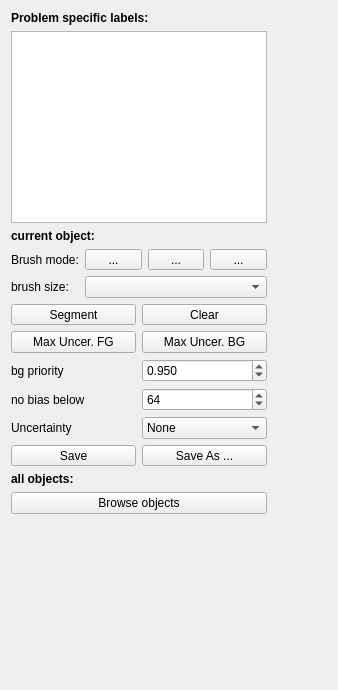
Qt form ilastik/workflows/carving/carvingDrawer.ui (ilastik/ilastik) before a commit.
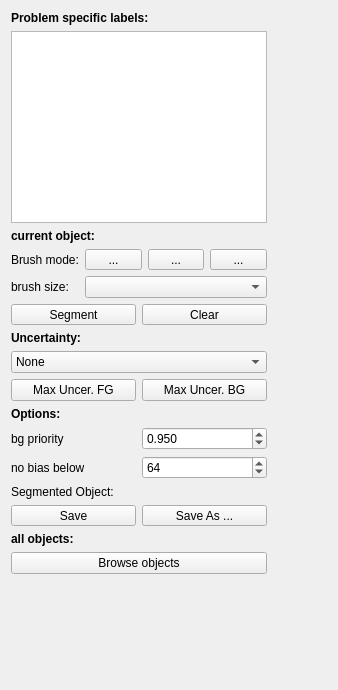
The same form after that commit. Icons and pictures are not drawn. Custom widgets are drawn as their Qt base class.

What changed in the file:
```diff
--- a/ilastik/workflows/carving/carvingDrawer.ui
+++ b/ilastik/workflows/carving/carvingDrawer.ui
@@ -179,6 +179,38 @@
          </item>
         </layout>
        </item>
+       <item>
+        <widget class="QLabel" name="label_9">
+         <property name="font">
+          <font>
+           <weight>75</weight>
+           <bold>true</bold>
+          </font>
+         </property>
+         <property name="text">
+          <string>Uncertainty:</string>
+         </property>
+        </widget>
+       </item>
+       <item>
+        <widget class="QComboBox" name="uncertaintyCombo">
+         <item>
+          <property name="text">
+           <string>None</string>
+          </property>
+         </item>
+         <item>
+          <property name="text">
+           <string>Local Margin</string>
+          </property>
+         </item>
+         <item>
+          <property name="text">
+           <string>Exchange Count</string>
+          </property>
+         </item>
+        </widget>
+       </item>
        <item>
         <layout class="QHBoxLayout" name="horizontalLayout_2">
          <item>
@@ -203,16 +235,29 @@
          </item>
         </layout>
        </item>
+       <item>
+        <widget class="QLabel" name="label_7">
+         <property name="font">
+          <font>
+           <weight>75</weight>
+           <bold>true</bold>
+          </font>
+         </property>
+         <property name="text">
+          <string>Options:</string>
+         </property>
+        </widget>
+       </item>
        <item>
         <layout class="QGridLayout" name="gridLayout_2">
-         <item row="0" column="0">
+         <item row="1" column="0">
           <widget class="QLabel" name="label_2">
            <property name="text">
             <string>bg priority</string>
            </property>
           </widget>
          </item>
-         <item row="0" column="1">
+         <item row="1" column="1">
           <widget class="QDoubleSpinBox" name="backgroundPrioritySpin">
            <property name="decimals">
             <number>3</number>
@@ -228,14 +273,14 @@
            </property>
           </widget>
          </item>
-         <item row="1" column="0">
+         <item row="2" column="0">
           <widget class="QLabel" name="label_3">
            <property name="text">
             <string>no bias below</string>
            </property>
           </widget>
          </item>
-         <item row="1" column="1">
+         <item row="2" column="1">
           <widget class="QSpinBox" name="noBiasBelowSpin">
            <property name="maximum">
             <number>255</number>
@@ -245,34 +290,15 @@
            </property>
           </widget>
          </item>
-         <item row="2" column="0">
-          <widget class="QLabel" name="label_6">
-           <property name="text">
-            <string>Uncertainty</string>
-           </property>
-          </widget>
-         </item>
-         <item row="2" column="1">
-          <widget class="QComboBox" name="uncertaintyCombo">
-           <item>
-            <property name="text">
-             <string>None</string>
-            </property>
-           </item>
-           <item>
-            <property name="text">
-             <string>Local Margin</string>
-            </property>
-           </item>
-           <item>
-            <property name="text">
-             <string>Exchange Count</string>
-            </property>
-           </item>
-          </widget>
-         </item>
         </layout>
        </item>
+       <item>
+        <widget class="QLabel" name="label_8">
+         <property name="text">
+          <string>Segmented Object:</string>
+         </property>
+        </widget>
+       </item>
        <item>
         <layout class="QHBoxLayout" name="horizontalLayout_4">
          <item>
```
